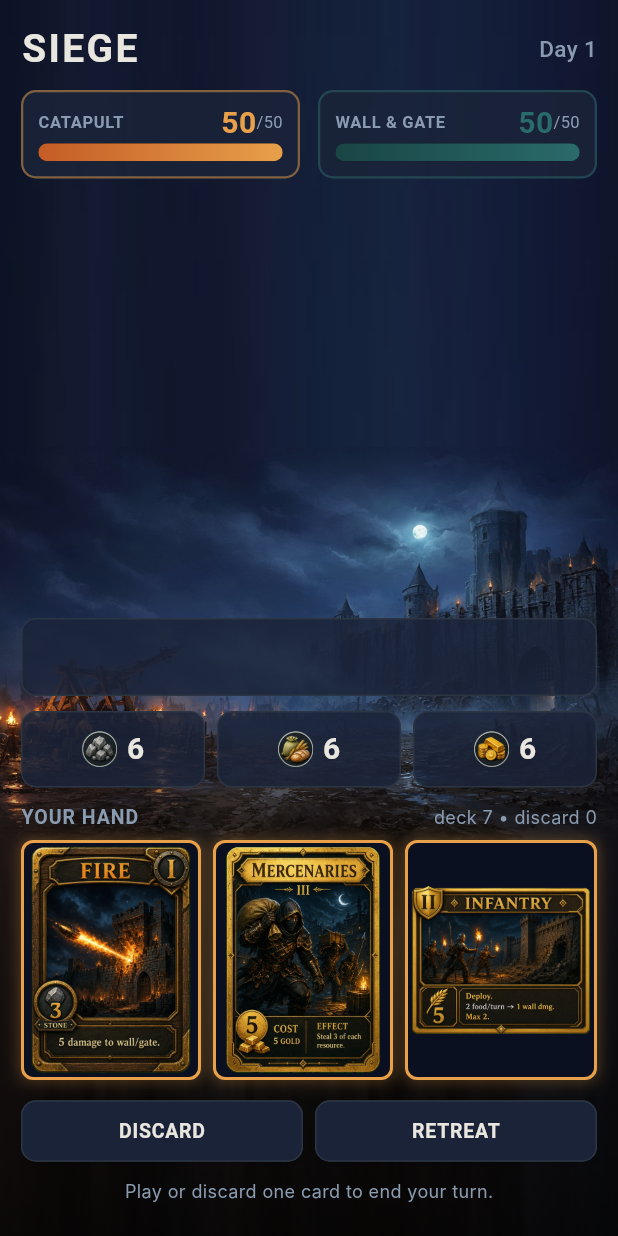
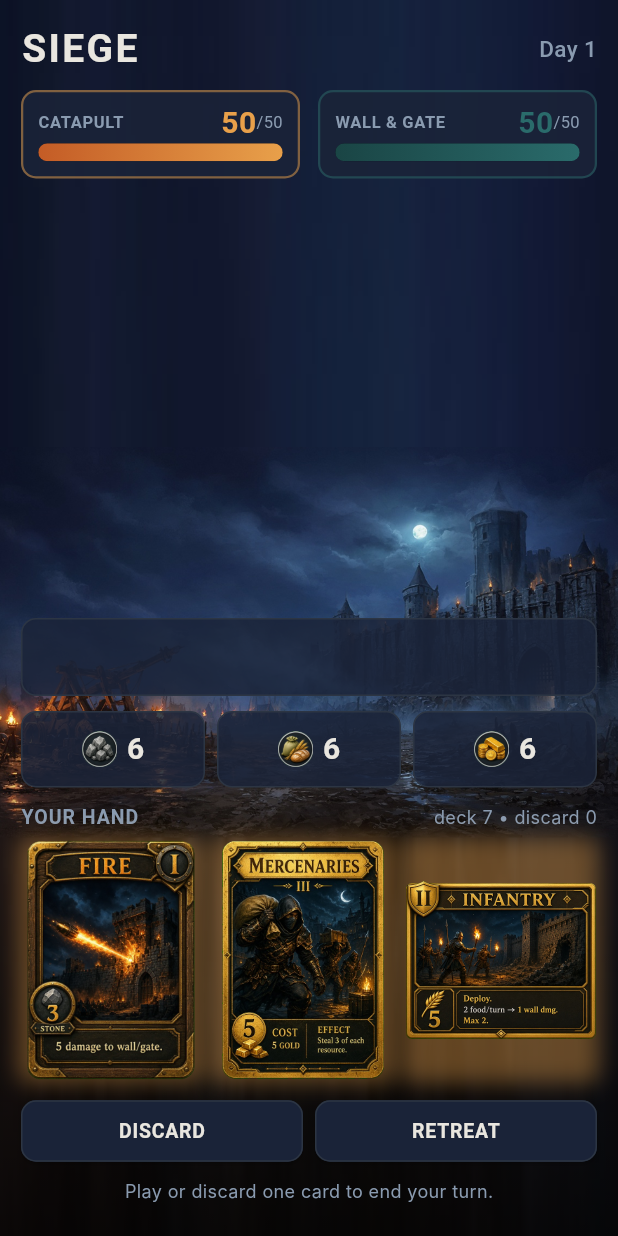
Before and after one commit to benedusi/castle-hero, a Flutter app: the screen it shows after launch, after a tap on "ATTACK", on a phone screen of 412 x 824 dp. Run offline on Flutter 3.47's test engine with Material 3 defaults, Android fonts, the phone set to English and light mode, and no system bars; Roboto replaces fonts that are missing (Inter, Oswald).

Commit message:
Polish: remove double border frame from cards
Playtest feedback (Giovani): production card PNGs already include baked-in
wood/iron rims. Flutter Border.all created a second frame → double border.

Changes:
- Removed Border.all from card widget decoration
- Kept soft amber glow (boxShadow) when playable - increased to 12/2 for visibility
- Kept opacity dimming (0.6) + dark overlay (0.4) for unaffordable cards
- Simplified widget tree: removed nested Container + Padding
- ClipRRect borderRadius matches outer decoration (8px consistent)

Interactive feedback now: glow when playable, dim when not. No double frame.

Co-authored-by: Giovani <benedusi@users.noreply.github.com>

```diff
--- a/lib/ui/widgets/card_widget.dart
+++ b/lib/ui/widgets/card_widget.dart
@@ -37,47 +37,39 @@ class CardWidget extends StatelessWidget {
     return GestureDetector(
       onTap: canPlay ? onTap : null,
       child: AnimatedOpacity(
-        opacity: canPlay ? 1.0 : 0.5,
+        opacity: canPlay ? 1.0 : 0.6,
         duration: const Duration(milliseconds: 150),
         child: Container(
+          // Production cards have baked-in rims - no second border frame
           decoration: BoxDecoration(
             borderRadius: BorderRadius.circular(8),
-            border: Border.all(
-              color: canPlay ? SiegeTheme.attacker : SiegeTheme.line,
-              width: canPlay ? 2 : 1,
-            ),
+            // Soft amber glow when playable
             boxShadow: canPlay
                 ? [
                     BoxShadow(
-                      color: SiegeTheme.attacker.withOpacity(0.3),
-                      blurRadius: 8,
-                      spreadRadius: 1,
+                      color: SiegeTheme.attacker.withOpacity(0.4),
+                      blurRadius: 12,
+                      spreadRadius: 2,
                     )
                   ]
                 : null,
           ),
           child: ClipRRect(
-            borderRadius: BorderRadius.circular(7),
-            child: Container(
-              color: SiegeTheme.background,
+            borderRadius: BorderRadius.circular(8),
             child: Stack(
               fit: StackFit.expand,
               children: [
                 // Card art image - use contain for varying card sizes
-                  Padding(
-                    padding: const EdgeInsets.all(2.0),
-                    child: Image.asset(
+                Image.asset(
                   _getCardAssetPath(),
-                      fit: BoxFit.contain, // Contain, not cover - cards have varying sizes
+                  fit: BoxFit.contain,
                 ),
-                  ),
-                  // Unaffordable overlay
+                // Dim overlay for unaffordable cards
                 if (!canPlay)
                   Container(
-                      color: Colors.black.withOpacity(0.5),
+                    color: Colors.black.withOpacity(0.4),
                   ),
               ],
-              ),
             ),
           ),
         ),
```
Lines whose indentation alone changed are shown as unchanged.
